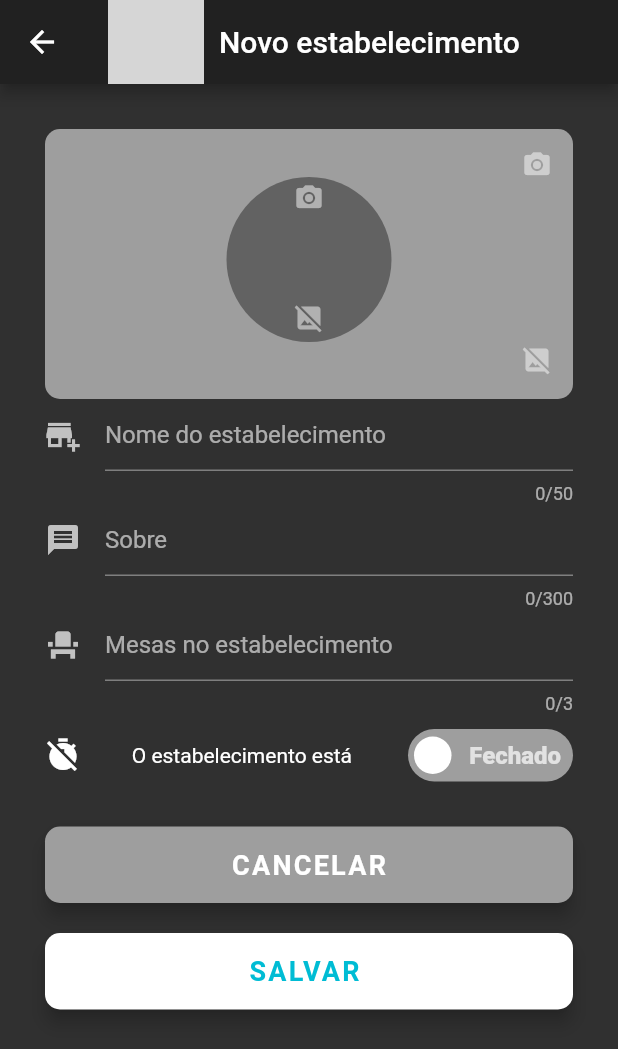
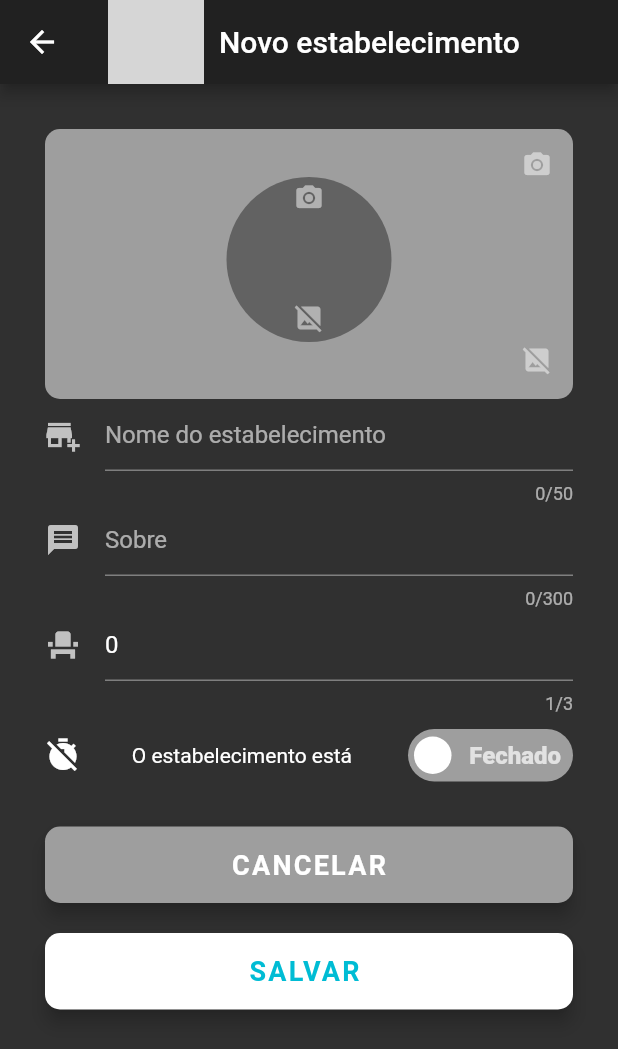
Before and after one commit to benevenuti/organiza_fila_admin, a Flutter app: the screen it shows after launch, after a tap on the "add" icon, on a phone screen of 412 x 824 dp. Shown: the top 1049 px of the screen. Run offline on Flutter 3.47's test engine with Material 2 defaults, Android fonts, the light colour scheme and no system bars; drawn by our look-alikes of flutter_switch; our stand-ins replace firebase_core, firebase_database, firebase_storage, flutter_slidable, image_cropper, image_picker and 2 more; accounts and stored records are empty; grey boxes are pictures that could not be loaded.

Commit message:
Passei a enviar objeto mesa e fila por restrições da lib flutter para objetos complexos no Firebase Realtime.

```diff
--- a/lib/cliente_fila.dart
+++ b/lib/cliente_fila.dart
@@ -1,13 +1,13 @@
 class ClienteFila {
+  dynamic index;
   dynamic idpessoa;
-  dynamic index;
 
   ClienteFila();
 
-  ClienteFila.builder(this.idpessoa, this.index);
+  ClienteFila.builder(this.index, this.idpessoa);
 
   factory ClienteFila.fromJson(dynamic json) {
-    return ClienteFila.builder(json['idpessoa'], json['index']);
+    return ClienteFila.builder(json['index'] ?? 1, json['idpessoa']);
   }
 
   Map<String, dynamic> toJson() => {
--- a/lib/estabelecimento.dart
+++ b/lib/estabelecimento.dart
@@ -86,8 +86,8 @@ class Estabelecimento {
       //'mesasDisponiveis': this.mesasDisponiveis,
       'sobre': this.sobre,
       //'pessoasNaFila': this.pessoasNaFila,
-      'mesa': this.mesa,
-      'fila': this.fila
+      //'mesa': this.mesa,
+      //'fila': this.fila
     };
   }
 
@@ -95,7 +95,7 @@ class Estabelecimento {
     return {'${this.key}': toJson()};
   }
 
-  Map<dynamic, dynamic> toMapPush() {
+  Map<String, dynamic> toMapPush() {
     return toJson();
   }
 
--- a/lib/estabelecimento_crud.dart
+++ b/lib/estabelecimento_crud.dart
@@ -35,7 +35,7 @@ class _EstabelecimentoCrudState extends State<EstabelecimentoCrud> {
   String _imagembgUrl;
   String _imagemprUrl;
   bool _aberto = true;
-  int _mesas = 0;
+  String _mesas = '0';
   String _sobre;
 
   // aux
@@ -59,7 +59,7 @@ class _EstabelecimentoCrudState extends State<EstabelecimentoCrud> {
     _id = widget.estabelecimento.id;
     _nome = widget.estabelecimento.nome;
     _sobre = widget.estabelecimento.sobre;
-    _mesas = widget.estabelecimento.mesas ?? 0;
+    _mesas = '${widget.estabelecimento.mesas ?? 0}';
     _aberto = widget.estabelecimento.aberto == true;
 
     _imagembg = widget.estabelecimento.imagembg;
@@ -584,10 +584,10 @@ class _EstabelecimentoCrudState extends State<EstabelecimentoCrud> {
       maxLength: 3,
       decoration: InputDecoration(
           hintText: 'Mesas no estabelecimento', icon: Icon(Icons.event_seat)),
-      initialValue: _mesas > 0 ? '$_mesas' : null,
+      initialValue: _mesas,
       onChanged: (value) {
         setState(() {
-          _mesas = value as int;
+          _mesas = value;
         });
       },
     );
@@ -668,13 +668,13 @@ class _EstabelecimentoCrudState extends State<EstabelecimentoCrud> {
       widget.estabelecimento.fila = List(0);
       widget.estabelecimento.mesa = List(0);
       widget.estabelecimento.pessoasNaFila = 0;
-      widget.estabelecimento.mesasDisponiveis = _mesas;
+      widget.estabelecimento.mesasDisponiveis = int.parse('0' + _mesas);
       widget.estabelecimento.isNew = true;
     }
 
     widget.estabelecimento.nome = _nome;
     widget.estabelecimento.sobre = _sobre;
-    widget.estabelecimento.mesas = _mesas;
+    widget.estabelecimento.mesas = int.parse('0' + _mesas);
     widget.estabelecimento.aberto = _aberto;
 
     DateFormat dateFormat = DateFormat("yyyyMMdd_HHmmss");
@@ -714,11 +714,25 @@ class _EstabelecimentoCrudState extends State<EstabelecimentoCrud> {
     } else {
       try {
         if (item.isNew) {
-          await _empresasRef.push().update(item.toMapPush());
+          await _empresasRef.push().set(item.toMapPush());
         } else {
-          var json = item.toMapUpdate();
-          log('vai salvar $json');
-          await _empresasRef.update(json);
+          // // monta a lista de mesas em json
+          // var mesa = List<dynamic>();
+          // item.mesa.forEach((element) {
+          //   mesa.add(element.toJson());
+          // });
+          //
+          // // larga um set na mesa
+          // _empresasRef.child(item.key).child('mesa').set(mesa).then((_) =>
+          //     log('set em mesa: ok')).catchError((error) =>
+          //     log('set em mesa: $error'));
+          //
+
+          await _empresasRef.child(item.key).update(item.toMapPush());
+
+          // var json = item.toMapUpdate();
+          // log('vai salvar $json');
+          // await _empresasRef.update(json);
         }
         if (item.imagemprLocal != null) {
           await _uploadFile(item.imagemprLocal, item.imagempr);
```
